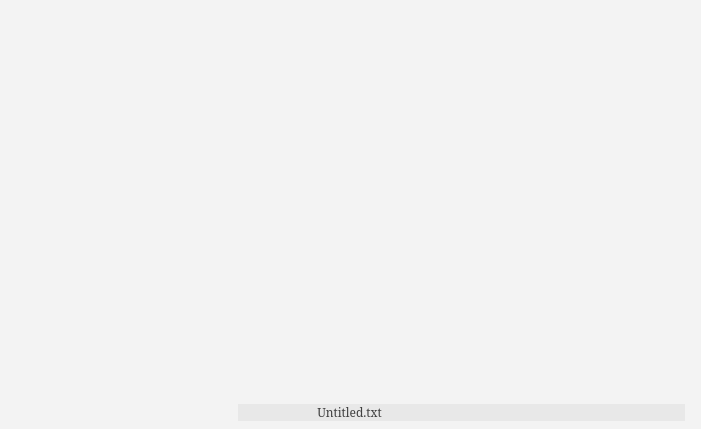
First picture: the form in ui/textroom.ui, repository dbuksbaum/TextRoom, before the edit.
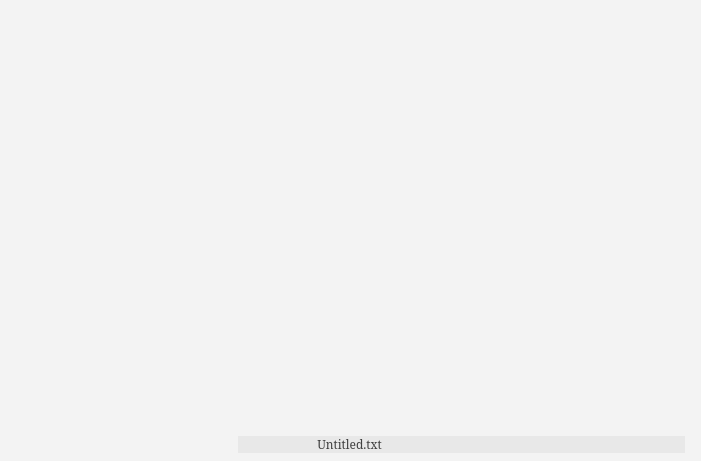
Second picture: the form after the edit.

Commit message: Added Editor Height Option and fixed some bugs

What changed in the file:
```diff
--- a/ui/textroom.ui
+++ b/ui/textroom.ui
@@ -6,7 +6,7 @@
     <x>0</x>
     <y>0</y>
     <width>701</width>
-    <height>429</height>
+    <height>461</height>
    </rect>
   </property>
   <property name="palette" >
@@ -95,6 +95,19 @@
    <property name="bottomMargin" >
     <number>3</number>
    </property>
+   <item>
+    <spacer name="verticalSpacer" >
+     <property name="orientation" >
+      <enum>Qt::Vertical</enum>
+     </property>
+     <property name="sizeHint" stdset="0" >
+      <size>
+       <width>20</width>
+       <height>0</height>
+      </size>
+     </property>
+    </spacer>
+   </item>
    <item>
     <layout class="QHBoxLayout" >
      <property name="spacing" >
@@ -127,13 +140,13 @@
        <property name="minimumSize" >
         <size>
          <width>320</width>
-         <height>0</height>
+         <height>360</height>
         </size>
        </property>
        <property name="maximumSize" >
         <size>
          <width>1000</width>
-         <height>16777215</height>
+         <height>1000</height>
         </size>
        </property>
        <property name="sizeIncrement" >
```
The commit also changes 7 other files.
